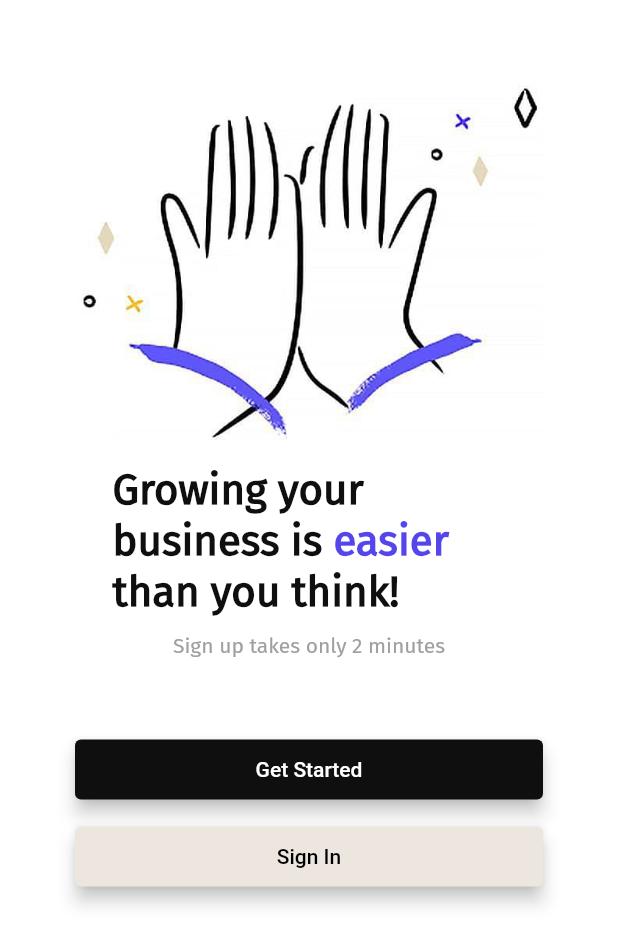
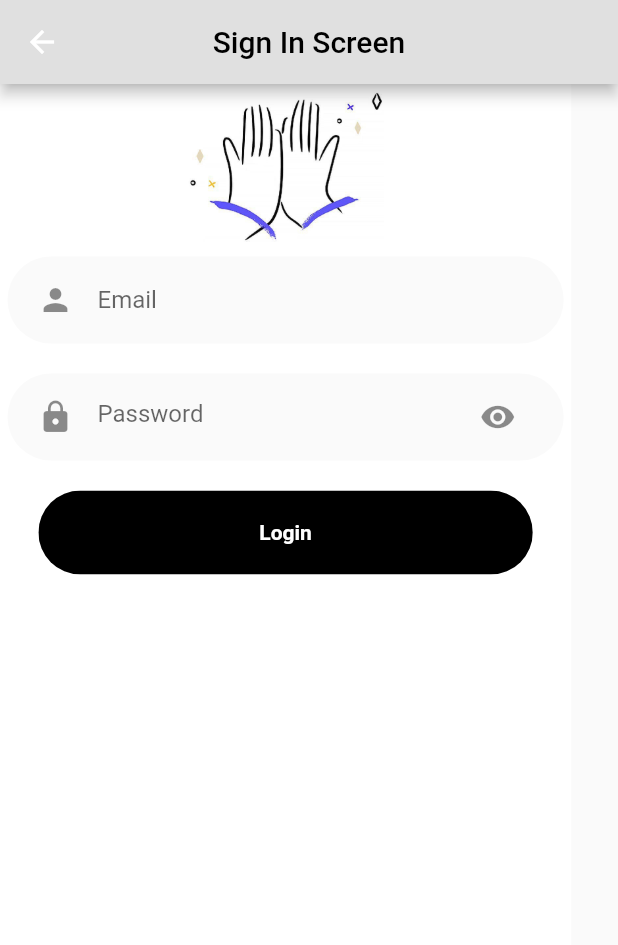
Before and after one commit to Emery-hub/Button-Task, a Flutter app: the screen it shows after launch, after a tap on "Sign In", on a phone screen of 412 x 824 dp. Shown: the top 945 px of the screen. Run offline on Flutter 3.47's test engine with Material 2 defaults, Android fonts, the phone set to English and light mode, and no system bars; our stand-ins replace flutter_svg.

Commit message:
added nav screens and a few components to aid functionality

```diff
--- /dev/null
+++ b/lib/Components/rounded_button.dart
@@ -0,0 +1,38 @@
+import 'package:flutter/material.dart';
+
+class RoundedButton extends StatelessWidget {
+  final String text;
+  final Function onPressed;
+  final Color color, textColor;
+  const RoundedButton({
+    Key? key,
+    required this.text,
+    required this.onPressed,
+    this.color = Colors.black,
+    this.textColor = Colors.white,
+  }) : super(key: key);
+
+  @override
+  Widget build(BuildContext context) {
+    Size size = MediaQuery.of(context).size;
+    return Container(
+      margin: EdgeInsets.symmetric(vertical: 10),
+      width: size.width * 0.8,
+      child: ClipRRect(
+        borderRadius: BorderRadius.circular(29),
+        child: FlatButton(
+          padding: EdgeInsets.symmetric(vertical: 20, horizontal: 40),
+          color: color,
+          onPressed: () {},
+          child: Text(
+            text,
+            style: TextStyle(
+              color: textColor,
+              fontWeight: FontWeight.bold,
+            ),
+          ),
+        ),
+      ),
+    );
+  }
+}
--- /dev/null
+++ b/lib/Components/rounded_input_field.dart
@@ -0,0 +1,28 @@
+import 'package:flutter/material.dart';
+import 'package:task_three/Components/text_field_container.dart';
+
+class RoundedInputField extends StatelessWidget {
+  final String hintText;
+  final IconData icon;
+  final ValueChanged<String> onChanged;
+  const RoundedInputField({
+    Key? key,
+    required this.hintText,
+    required this.icon,
+    required this.onChanged,
+  }) : super(key: key);
+
+  @override
+  Widget build(BuildContext context) {
+    return TextFieldContainer(
+      child: TextField(
+        onChanged: onChanged,
+        decoration: InputDecoration(
+          icon: Icon(Icons.person),
+          hintText: hintText,
+          border: InputBorder.none,
+        ),
+      ),
+    );
+  }
+}
--- /dev/null
+++ b/lib/Components/rounded_password_field.dart
@@ -0,0 +1,29 @@
+import 'package:flutter/material.dart';
+import 'package:task_three/Components/text_field_container.dart';
+
+class RoundedPasswordField extends StatelessWidget {
+  final ValueChanged<String> onChanged;
+  const RoundedPasswordField({
+    Key? key,
+    required this.onChanged,
+  }) : super(key: key);
+
+  @override
+  Widget build(BuildContext context) {
+    return TextFieldContainer(
+      child: TextField(
+        obscureText: true,
+        onChanged: onChanged,
+        decoration: InputDecoration(
+            hintText: "Password",
+            icon: Icon(
+              Icons.lock,
+            ),
+            suffixIcon: Icon(
+              Icons.visibility,
+            ),
+            border: InputBorder.none),
+      ),
+    );
+  }
+}
--- /dev/null
+++ b/lib/Components/text_field_container.dart
@@ -0,0 +1,24 @@
+import 'package:flutter/material.dart';
+
+class TextFieldContainer extends StatelessWidget {
+  final Widget child;
+  const TextFieldContainer({
+    Key? key,
+    required this.child,
+  }) : super(key: key);
+
+  @override
+  Widget build(BuildContext context) {
+    Size size = MediaQuery.of(context).size;
+    return Container(
+      margin: EdgeInsets.symmetric(vertical: 10),
+      padding: EdgeInsets.symmetric(horizontal: 20, vertical: 5),
+      width: size.width * 0.9,
+      decoration: BoxDecoration(
+        color: Colors.grey[50],
+        borderRadius: BorderRadius.circular(29),
+      ),
+      child: child,
+    );
+  }
+}
--- /dev/null
+++ b/lib/Screens/second_screen.dart
@@ -0,0 +1,47 @@
+import 'package:flutter/material.dart';
+import 'package:task_three/Components/rounded_button.dart';
+import 'package:task_three/Components/rounded_input_field.dart';
+import 'package:task_three/Components/rounded_password_field.dart';
+
+class SecondScreen extends StatelessWidget {
+  const SecondScreen({Key? key}) : super(key: key);
+
+  @override
+  Widget build(BuildContext context) {
+    return Scaffold(
+      appBar: AppBar(
+        backgroundColor: Colors.grey[300],
+        title: Text(
+          "Sign In Screen",
+          style: TextStyle(color: Colors.black),
+        ),
+        centerTitle: true,
+      ),
+      body: Container(
+        padding: EdgeInsets.fromLTRB(5, 5, 5, 0),
+        color: Colors.white,
+        child: Column(
+          crossAxisAlignment: CrossAxisAlignment.center,
+          children: [
+            Image.asset(
+              "assets/images/hands.jpeg",
+              height: 100,
+            ),
+            RoundedInputField(
+              icon: Icons.person,
+              hintText: "Email",
+              onChanged: (value) {},
+            ),
+            RoundedPasswordField(
+              onChanged: (String value) {},
+            ),
+            RoundedButton(
+              text: "Login",
+              onPressed: () {},
+            ),
+          ],
+        ),
+      ),
+    );
+  }
+}
--- a/lib/task_four.dart
+++ b/lib/task_four.dart
@@ -1,4 +1,6 @@
 import 'package:flutter/material.dart';
+import 'package:task_three/Screens/first_screen.dart';
+import 'package:task_three/Screens/second_screen.dart';
 
 class TaskFour extends StatelessWidget {
   const TaskFour({Key? key}) : super(key: key);
@@ -79,7 +81,14 @@ class TaskFour extends StatelessWidget {
                 onPrimary: Colors.white,
                 primary: Color(0xFF0F0F0F),
               ),
-              onPressed: () {},
+              onPressed: () {
+                Navigator.push(
+                  context,
+                  MaterialPageRoute<void>(
+                    builder: (BuildContext context) => const FirstScreen(),
+                  ),
+                );
+              },
               child: Text("Get Started"),
             ),
             SizedBox(height: 10),
@@ -90,7 +99,14 @@ class TaskFour extends StatelessWidget {
                 onPrimary: Colors.black,
                 primary: Color(0xFFECE6DF),
               ),
-              onPressed: () {},
+              onPressed: () {
+                Navigator.push(
+                  context,
+                  MaterialPageRoute<void>(
+                    builder: (BuildContext context) => const SecondScreen(),
+                  ),
+                );
+              },
               child: Text("Sign In"),
             ),
           ],
```
Also changed, not shown: lib/Screens/first_screen.dart (added, +73 -0 lines).
